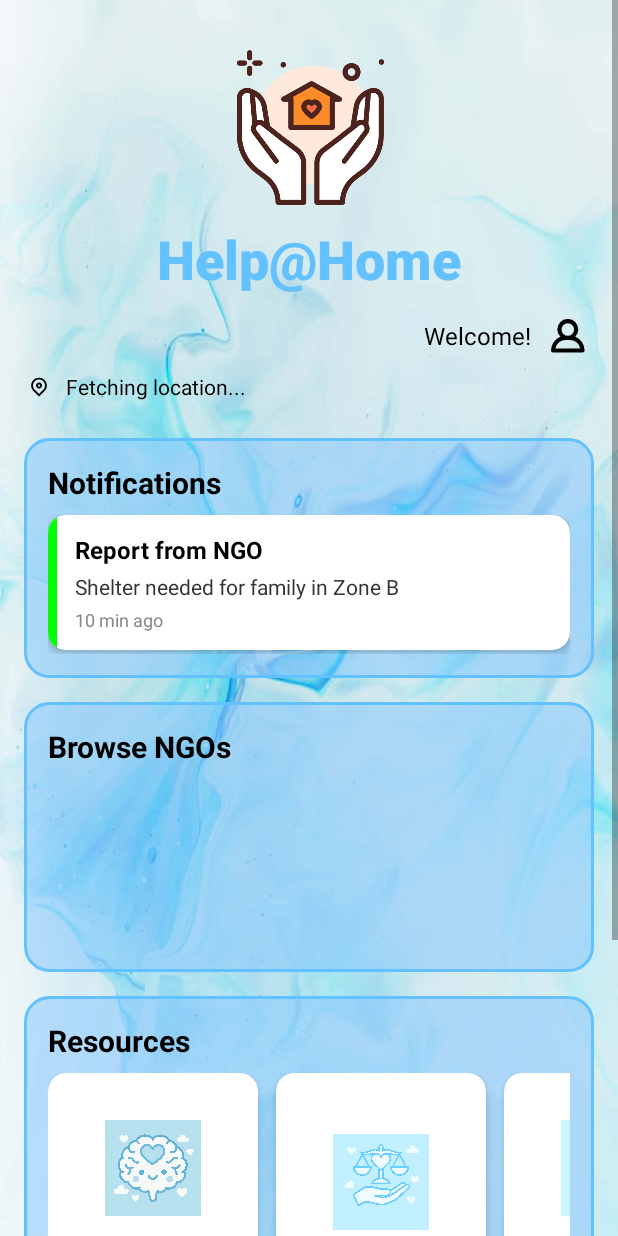
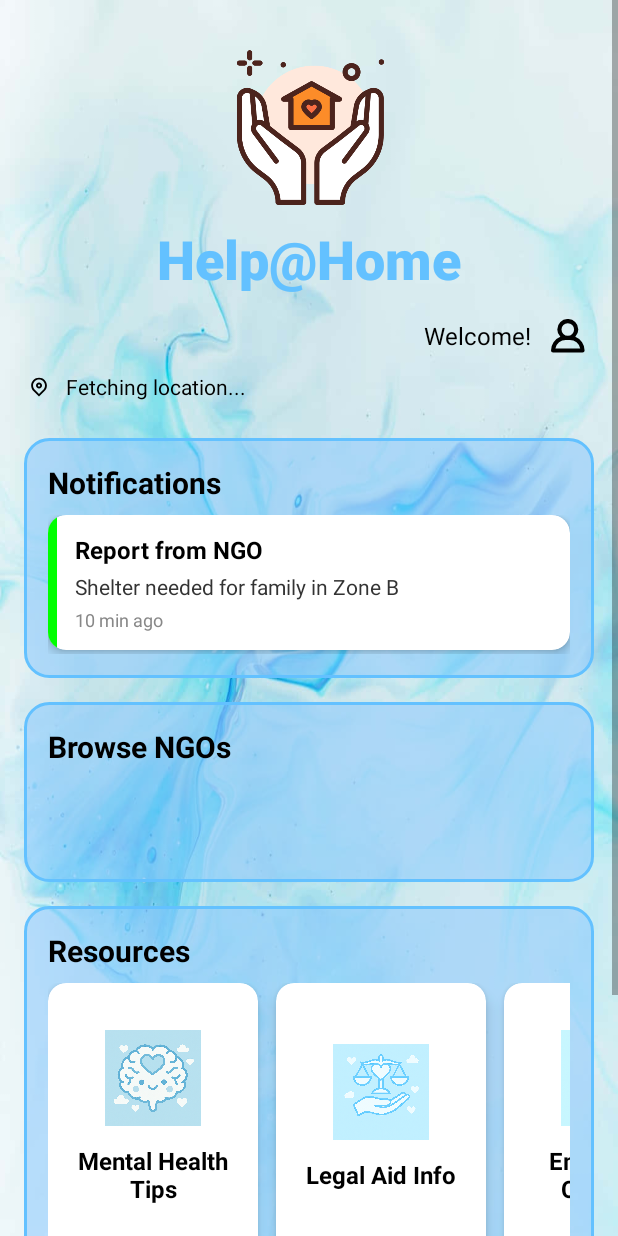
Before and after one commit to aadeza/HelpAtHome_INSY7315, an Android app built with Jetpack Compose: the Home screen opened directly, with no data from a screen before it, on a phone screen of 412 x 824 dp. Run offline under Robolectric (Android 15) with nearby library versions, the phone set to English and light mode, and no system bars; our stand-ins replace Firebase (no records; nobody signed in at launch, a user with empty details on screens opened directly).

Commit message:
Done outside of notifications

```diff
--- a/app/src/main/java/com/example/helpathome/Home.kt
+++ b/app/src/main/java/com/example/helpathome/Home.kt
@@ -1,5 +1,6 @@
 package com.example.helpathome
 
+import Ngo
 import android.Manifest
 import android.animation.ArgbEvaluator
 import android.animation.ValueAnimator
@@ -57,7 +58,6 @@ class Home : AppCompatActivity() {
         super.onCreate(savedInstanceState)
         setContentView(R.layout.activity_home)
 
-        // Handle window insets for padding
         ViewCompat.setOnApplyWindowInsetsListener(findViewById(R.id.main)) { view, insets ->
             val systemBars = insets.getInsets(WindowInsetsCompat.Type.systemBars())
             view.setPadding(systemBars.left, systemBars.top, systemBars.right, systemBars.bottom)
@@ -69,7 +69,6 @@ class Home : AppCompatActivity() {
         txtUserName = findViewById(R.id.txtUserName)
         btnSos = findViewById(R.id.btnSos)
         txtLocation = findViewById(R.id.txtLocation)
-
         fusedLocationClient = LocationServices.getFusedLocationProviderClient(this)
 
         val currentUserId = auth.currentUser?.uid
@@ -79,8 +78,7 @@ class Home : AppCompatActivity() {
             database.child(currentUserId).addListenerForSingleValueEvent(object : ValueEventListener {
                 override fun onDataChange(snapshot: DataSnapshot) {
                     val firstName = snapshot.child("firstName").getValue(String::class.java) ?: ""
-                    val displayName = firstName.trim()
-                    txtUserName.text = if (displayName.isNotEmpty()) displayName else "Welcome!"
+                    txtUserName.text = if (firstName.isNotEmpty()) firstName.trim() else "Welcome!"
                 }
 
                 override fun onCancelled(error: DatabaseError) {
@@ -92,13 +90,14 @@ class Home : AppCompatActivity() {
             txtUserName.text = "Guest"
         }
 
-        // Setup notifications recycler
+        // Setup notifications
         val recyclerNotifications = findViewById<RecyclerView>(R.id.recyclerNotifications)
         recyclerNotifications.layoutManager = LinearLayoutManager(this)
         recyclerNotifications.adapter = NotificationAdapter(listOf(
             Notification("Report from NGO", "Shelter needed for family in Zone B", "10 min ago", "#00FF00")
         ))
 
+        // Setup resources
         val recyclerResources = findViewById<RecyclerView>(R.id.recyclerResources)
         recyclerResources.layoutManager = LinearLayoutManager(this, LinearLayoutManager.HORIZONTAL, false)
         recyclerResources.adapter = ResourceAdapter(listOf(
@@ -120,20 +119,37 @@ class Home : AppCompatActivity() {
             }
         }
 
+        // 🔥 Load NGOs from Firebase
+        val recyclerNgos = findViewById<RecyclerView>(R.id.recyclerNgos)
+        recyclerNgos.layoutManager = LinearLayoutManager(this, LinearLayoutManager.HORIZONTAL, false)
 
+        val ngoRef = FirebaseDatabase.getInstance().getReference("NGOs")
+        ngoRef.addListenerForSingleValueEvent(object : ValueEventListener {
+            override fun onDataChange(snapshot: DataSnapshot) {
+                val ngoList = mutableListOf<Ngo>()
+                for (child in snapshot.children) {
+                    val ngo = child.getValue(Ngo::class.java)
+                    if (ngo != null) {
+                        ngoList.add(ngo)
+                    }
+                }
+                recyclerNgos.adapter = NgoAdapter(ngoList)
+            }
 
-        // Listen live for sosActive changes
+            override fun onCancelled(error: DatabaseError) {
+                Toast.makeText(this@Home, "Failed to load NGOs", Toast.LENGTH_SHORT).show()
+            }
+        })
+
+        // SOS Live Listener
         if (currentUserId != null) {
             val sosRef = database.child(currentUserId).child("sosActive")
-
             sosStatusListener = object : ValueEventListener {
                 override fun onDataChange(snapshot: DataSnapshot) {
                     val active = snapshot.getValue(Boolean::class.java) ?: false
-
                     if (isSosOn && !active) {
                         Toast.makeText(this@Home, "SOS turned OFF by admin.", Toast.LENGTH_LONG).show()
                     }
-
                     isSosOn = active
                     updateSosButtonUI()
                 }
@@ -142,11 +158,10 @@ class Home : AppCompatActivity() {
                     Toast.makeText(this@Home, "Failed to read SOS status", Toast.LENGTH_SHORT).show()
                 }
             }
-
             sosRef.addValueEventListener(sosStatusListener!!)
         }
 
-        // SOS button touch logic (only if SOS is off)
+        // SOS Touch Logic
         btnSos.setOnTouchListener { _, event ->
             if (isSosOn) {
                 Toast.makeText(this, "SOS is already active.", Toast.LENGTH_SHORT).show()
@@ -166,7 +181,7 @@ class Home : AppCompatActivity() {
             }
         }
 
-        // Request location permissions and start location updates
+        // Location Permission
         if (hasLocationPermissions()) {
             startLocationUpdates()
         } else {
@@ -180,6 +195,7 @@ class Home : AppCompatActivity() {
             )
         }
     }
+
 
     private fun showMentalHealthTipsDialog() {
         val tips = """
--- /dev/null
+++ b/app/src/main/java/com/example/helpathome/Ngo.kt
@@ -0,0 +1,6 @@
+data class Ngo(
+    val name: String = "",
+    val category: String = "",
+    val dateFounded: String = "",
+    val founder: String = ""
+)
--- a/app/src/main/res/layout/activity_home.xml
+++ b/app/src/main/res/layout/activity_home.xml
@@ -123,10 +123,12 @@
         </LinearLayout>
 
         <!-- NGOs Section -->
+
+        <!-- Resources Section -->
         <LinearLayout
             android:id="@+id/ngoSection"
             android:layout_width="match_parent"
-            android:layout_height="180dp"
+            android:layout_height="120dp"
             android:layout_marginTop="16dp"
             android:background="@drawable/box_background"
             android:orientation="vertical"
@@ -136,11 +138,11 @@
                 android:id="@+id/ngosTitle"
                 android:layout_width="wrap_content"
                 android:layout_height="wrap_content"
+                android:layout_marginBottom="8dp"
                 android:text="Browse NGOs"
                 android:textColor="#000000"
                 android:textSize="20sp"
-                android:textStyle="bold"
-                android:layout_marginBottom="8dp" />
+                android:textStyle="bold" />
 
             <androidx.recyclerview.widget.RecyclerView
                 android:id="@+id/recyclerNgos"
@@ -151,7 +153,6 @@
                 tools:listitem="@layout/item_ngo" />
         </LinearLayout>
 
-        <!-- Resources Section -->
         <LinearLayout
             android:id="@+id/resourcesSection"
             android:layout_width="match_parent"
```
Also changed, not shown: app/src/main/AndroidManifest.xml (+6 -2 lines), app/src/main/java/com/example/helpathome/NgoAdapter.kt (added, +31 -0 lines), app/src/main/res/layout/item_ngo.xml (added, +19 -0 lines).
